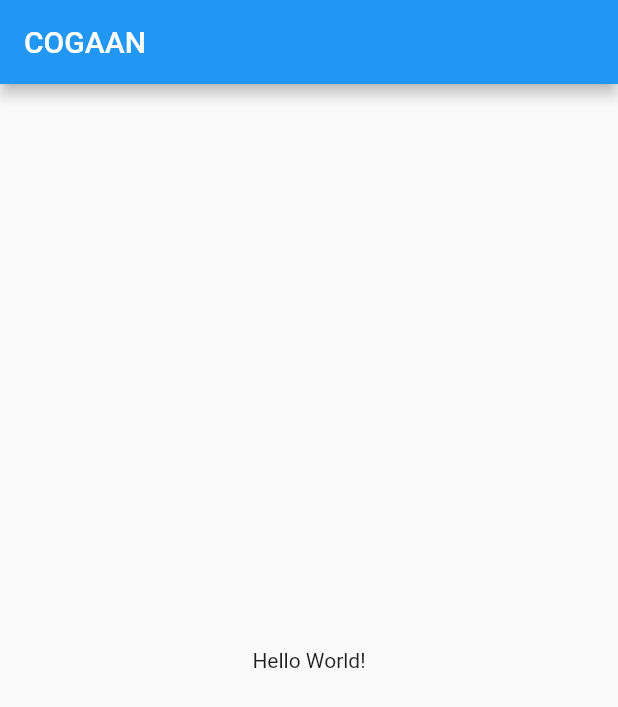
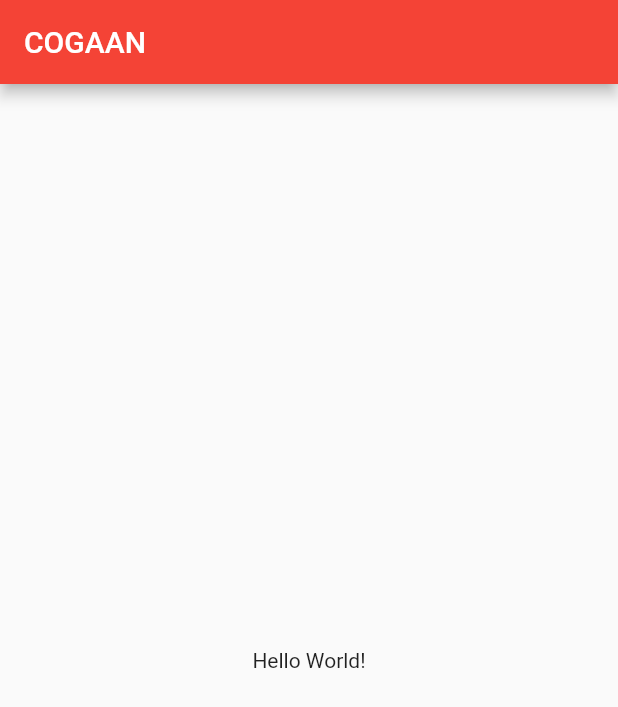
Before and after one commit to 221910305045-saikoushalg/cogaan_app, a Flutter app: the screen it shows after launch, on a phone screen of 412 x 824 dp. Shown: the top 707 px of the screen. Run offline on Flutter 3.47's test engine with Material 2 defaults, Android fonts, the phone set to English and light mode, and no system bars.

Commit message:
first commit

```diff
--- a/lib/main.dart
+++ b/lib/main.dart
@@ -7,9 +7,9 @@ class MyApp extends StatelessWidget {
   @override
   Widget build(BuildContext context) {
     return MaterialApp(
-      title: 'COGAAN',
+      title: 'COGAAN official app',
       theme: ThemeData(
-        primarySwatch: Colors.blue,
+        primarySwatch: Colors.red,
       ),
       home: MyHomePage(title: 'COGAAN'),
     );
@@ -26,19 +26,12 @@ class MyHomePage extends StatefulWidget {
 }
 
 class _MyHomePageState extends State<MyHomePage> {
-
   @override
   Widget build(BuildContext context) {
-
     return Scaffold(
         appBar: AppBar(
-
           title: Text(widget.title),
         ),
-        body: Center(
-            child:Text('Hello World!')
-        )
-    );
-
+        body: Center(child: Text('Hello World!')));
   }
 }
```
